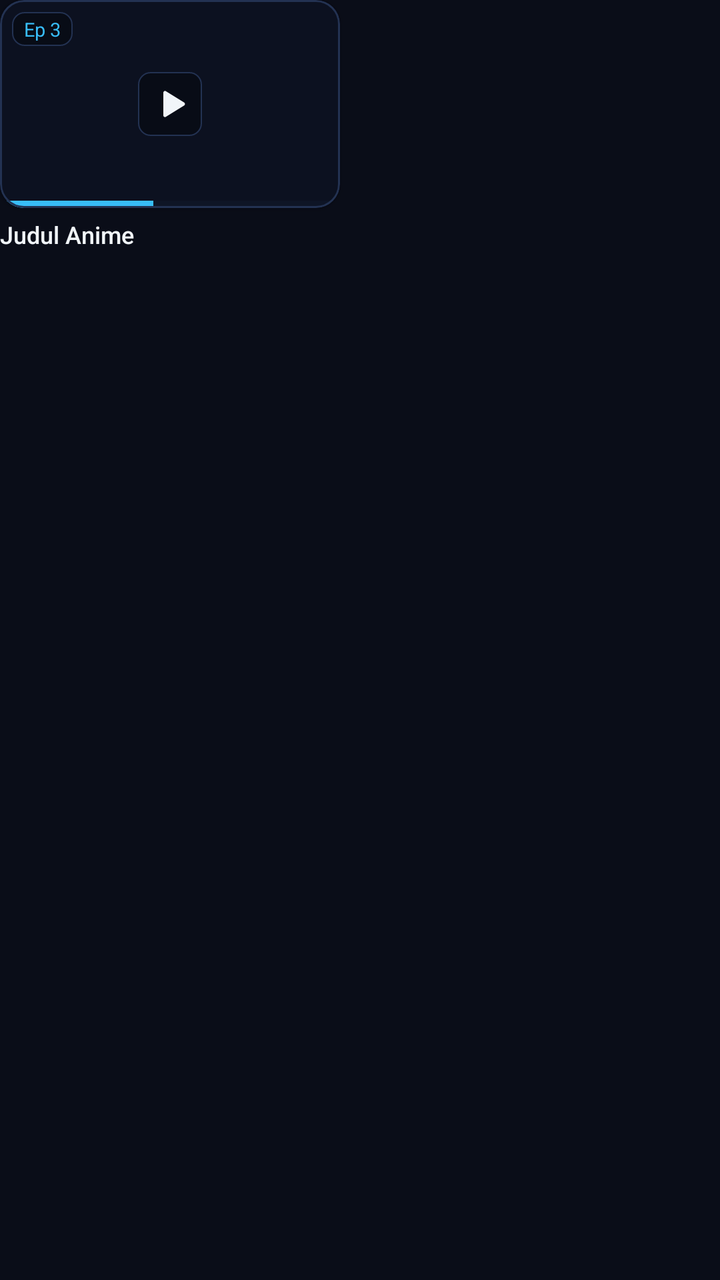
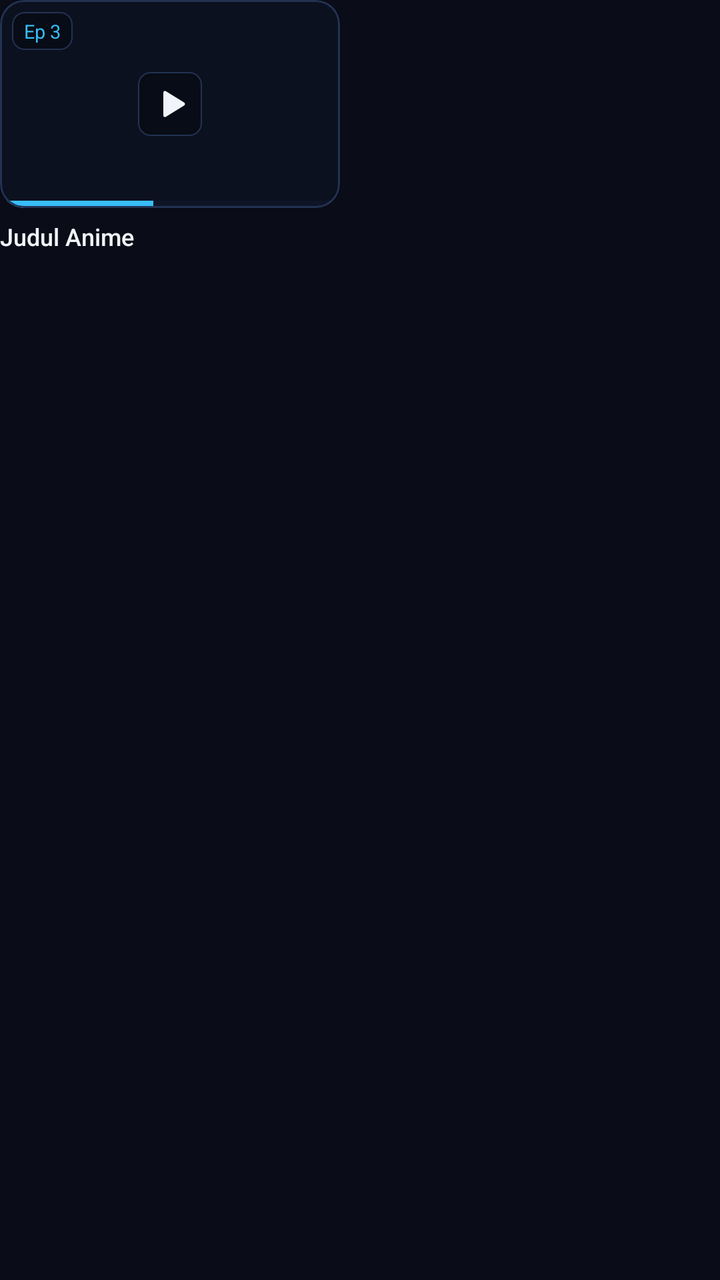

Compare the two renders of this Android layout. The source of the first and the diff that turns it into the second are given below.
<!-- AndroidManifest.xml: application theme Theme.Menatap -->
<!-- res/layout/item_history_card_h.xml -->
<?xml version="1.0" encoding="utf-8"?>
<LinearLayout xmlns:android="http://schemas.android.com/apk/res/android"
    xmlns:app="http://schemas.android.com/apk/res-auto"
    android:layout_width="170dp"
    android:layout_height="wrap_content"
    android:layout_marginHorizontal="6dp"
    android:orientation="vertical">

    <com.google.android.material.card.MaterialCardView
        android:id="@+id/card_history"
        android:layout_width="170dp"
        android:layout_height="104dp"
        android:clickable="true"
        android:focusable="true"
        android:foreground="?attr/selectableItemBackground"
        app:cardCornerRadius="12dp"
        app:cardElevation="2dp"
        app:cardBackgroundColor="@color/frost_surface"
        app:strokeColor="@color/frost_border"
        app:strokeWidth="1dp">

        <FrameLayout
            android:layout_width="match_parent"
            android:layout_height="match_parent">

            <ImageView
                android:id="@+id/iv_history_thumb"
                android:layout_width="match_parent"
                android:layout_height="match_parent"
                android:scaleType="centerCrop"
                android:contentDescription="History Thumbnail" />

            
            <View
                android:layout_width="match_parent"
                android:layout_height="match_parent"
                android:background="#40000000" />

            
            <ImageView
                android:layout_width="32dp"
                android:layout_height="32dp"
                android:layout_gravity="center"
                android:src="@drawable/ic_play"
                app:tint="@color/text_frost_bright"
                android:background="@drawable/bg_badge_frost"
                android:padding="6dp"
                android:contentDescription="Play" />

            
            <TextView
                android:id="@+id/tv_history_ep"
                android:layout_width="wrap_content"
                android:layout_height="wrap_content"
                android:layout_gravity="top|start"
                android:layout_margin="6dp"
                android:background="@drawable/bg_badge_frost"
                android:paddingHorizontal="6dp"
                android:paddingVertical="2dp"
                android:text="Ep 3"
                android:textColor="@color/accent_glacial"
                android:textSize="9.5sp"
                android:fontFamily="sans-serif-bold" />

            
            <ProgressBar
                android:id="@+id/pb_history_progress"
                style="?android:attr/progressBarStyleHorizontal"
                android:layout_width="match_parent"
                android:layout_height="3.5dp"
                android:layout_gravity="bottom"
                android:max="100"
                android:progress="45"
                android:progressTint="@color/accent_glacial"
                android:progressBackgroundTint="@color/frost_elevated" />
        </FrameLayout>
    </com.google.android.material.card.MaterialCardView>

    <TextView
        android:id="@+id/tv_history_title"
        android:layout_width="match_parent"
        android:layout_height="wrap_content"
        android:layout_marginTop="5dp"
        android:text="Judul Anime"
        android:textColor="@color/text_frost_bright"
        android:textSize="12sp"
        android:fontFamily="sans-serif-medium"
        android:singleLine="true"
        android:ellipsize="end" />
</LinearLayout>
<!-- resources referenced by this layout -->
<resources>
  <color name="accent_glacial">#38BDF8</color>
  <color name="frost_border">#233252</color>
  <color name="frost_elevated">#161F38</color>
  <color name="frost_surface">#10162A</color>
  <color name="text_frost_bright">#F1F5F9</color>
  <!-- drawable bg_badge_frost (drawable) -->
  <?xml version="1.0" encoding="utf-8"?>
  <shape xmlns:android="http://schemas.android.com/apk/res/android"
      android:shape="rectangle">
      <corners android:radius="6dp" />
      <solid android:color="#CC080C14" />
      <stroke
          android:width="0.8dp"
          android:color="@color/frost_border" />
  </shape>
  <!-- drawable ic_play (drawable) -->
  <?xml version="1.0" encoding="utf-8"?>
  <vector xmlns:android="http://schemas.android.com/apk/res/android"
      android:width="15dp"
      android:height="15dp"
      android:viewportWidth="24"
      android:viewportHeight="24">
      
      <path
          android:fillColor="#FFFFFFFF"
          android:pathData="M8,5.14v13.72a1,1 0,0 0,1.5.86l11-6.86a1,1 0,0 0,0-1.72l-11-6.86a1,1 0,0 0-1.5,0.86z"/>
  </vector>
  <style name="Theme.Menatap" parent="Theme.MaterialComponents.DayNight.NoActionBar">
          <item name="android:windowBackground">@color/frost_void</item>
          <item name="android:statusBarColor">@android:color/transparent</item>
          <item name="android:navigationBarColor">@android:color/transparent</item>
          <item name="android:windowLightStatusBar">false</item>
          <item name="android:windowLightNavigationBar">false</item>
          <item name="colorPrimary">@color/accent_glacial</item>
          <item name="colorPrimaryVariant">@color/accent_azure</item>
          <item name="colorSecondary">@color/accent_frost_iris</item>
          <item name="android:textColorPrimary">@color/text_frost_bright</item>
          <item name="android:textColorSecondary">@color/text_frost_subtle</item>
      </style>
  <color name="frost_void">#0A0D18</color>
  <color name="accent_azure">#38BDF8</color>
  <color name="accent_frost_iris">#818CF8</color>
  <color name="text_frost_subtle">#94A3B8</color>
</resources>

<!-- the commit's change to res/layout/item_history_card_h.xml (unified diff, before → after) -->
@@ -53,10 +53,10 @@
                 android:layout_width="wrap_content"
                 android:layout_height="wrap_content"
                 android:layout_gravity="top|start"
-                android:layout_margin="6dp"
+                android:layout_margin="@dimen/card_badge_margin"
                 android:background="@drawable/bg_badge_frost"
-                android:paddingHorizontal="6dp"
-                android:paddingVertical="2dp"
+                android:paddingHorizontal="@dimen/card_badge_padding_h"
+                android:paddingVertical="@dimen/card_badge_padding_v"
                 android:text="Ep 3"
                 android:textColor="@color/accent_glacial"
                 android:textSize="9.5sp"
@@ -80,7 +80,7 @@
         android:id="@+id/tv_history_title"
         android:layout_width="match_parent"
         android:layout_height="wrap_content"
-        android:layout_marginTop="5dp"
+        android:layout_marginTop="@dimen/card_badge_margin"
         android:text="Judul Anime"
         android:textColor="@color/text_frost_bright"
         android:textSize="12sp"
<!-- resource entries referenced after the edit -->
@@ -5,6 +5,9 @@
   <color name="frost_elevated">#161F38</color>
   <color name="frost_surface">#10162A</color>
   <color name="text_frost_bright">#F1F5F9</color>
+  <dimen name="card_badge_margin">6dp</dimen>
+  <dimen name="card_badge_padding_h">6dp</dimen>
+  <dimen name="card_badge_padding_v">3dp</dimen>
   <!-- drawable bg_badge_frost (drawable) -->
   <?xml version="1.0" encoding="utf-8"?>
   <shape xmlns:android="http://schemas.android.com/apk/res/android"
